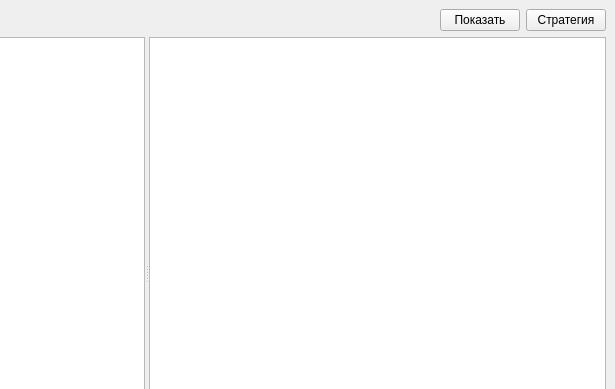
iliner23/openRadar, file clipboards/researchremed.ui: the form before one commit; both pictures show x 321 to 936 and y 0 to 389 of the 936 by 557 pixel window.
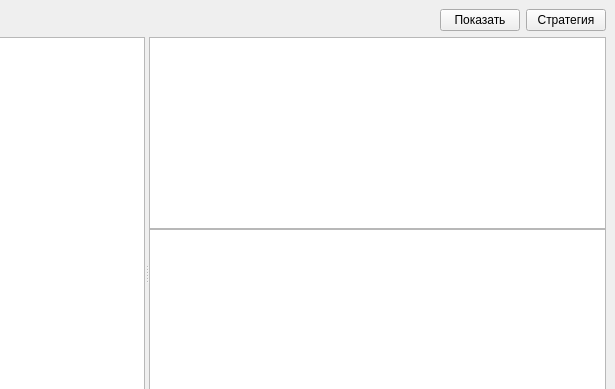
The form after the commit.

Commit message: Splited upon windows with remedies and degrees

Patch:
```diff
--- a/clipboards/researchremed.ui
+++ b/clipboards/researchremed.ui
@@ -64,22 +64,35 @@
         </item>
        </layout>
       </widget>
-      <widget class="QGraphicsView" name="graphicsView">
+      <widget class="QWidget" name="verticalLayoutWidget">
+       <layout class="QVBoxLayout" name="verticalLayout_3">
+        <property name="spacing">
+         <number>0</number>
+        </property>
+        <item>
+         <widget class="QGraphicsView" name="graphicsViewRemedies">
        <property name="enabled">
         <bool>true</bool>
        </property>
        <property name="sizePolicy">
-        <sizepolicy hsizetype="Expanding" vsizetype="Expanding">
+           <sizepolicy hsizetype="Expanding" vsizetype="Fixed">
          <horstretch>0</horstretch>
          <verstretch>0</verstretch>
         </sizepolicy>
        </property>
-       <property name="baseSize">
-        <size>
-         <width>0</width>
-         <height>0</height>
-        </size>
-       </property>
+          <property name="verticalScrollBarPolicy">
+           <enum>Qt::ScrollBarAlwaysOff</enum>
+          </property>
+          <property name="alignment">
+           <set>Qt::AlignLeading|Qt::AlignLeft|Qt::AlignTop</set>
+          </property>
+          <property name="viewportUpdateMode">
+           <enum>QGraphicsView::SmartViewportUpdate</enum>
+          </property>
+         </widget>
+        </item>
+        <item>
+         <widget class="QGraphicsView" name="graphicsView">
        <property name="alignment">
         <set>Qt::AlignLeading|Qt::AlignLeft|Qt::AlignTop</set>
        </property>
@@ -92,6 +105,9 @@
        <property name="viewportUpdateMode">
         <enum>QGraphicsView::SmartViewportUpdate</enum>
        </property>
+         </widget>
+        </item>
+       </layout>
       </widget>
      </widget>
     </item>
```
Left out of the diff: 3 changed lines with no effect on the pictures. Lines whose indentation alone changed are shown as unchanged. The commit also changes 7 other files.
